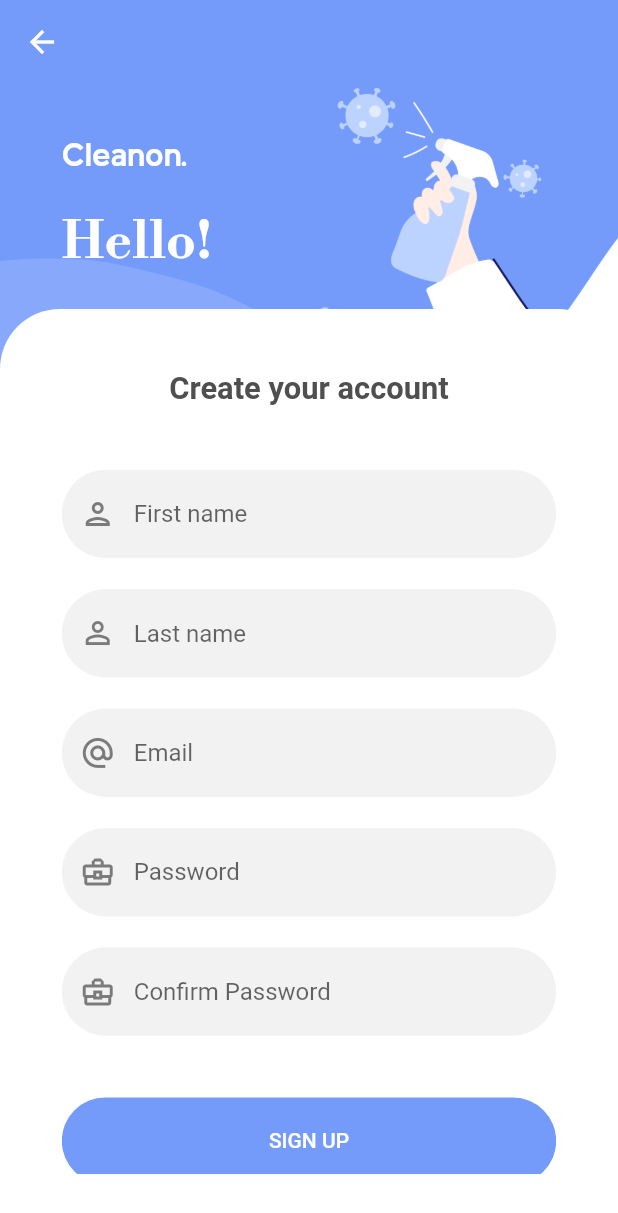
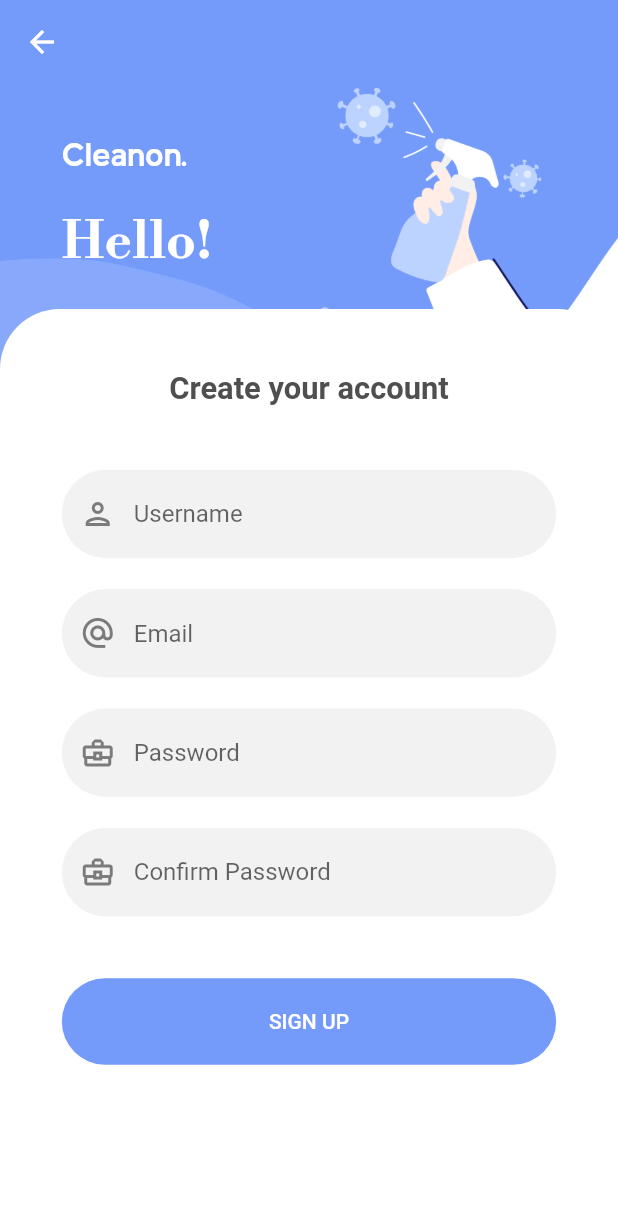
Before and after one commit to mrlim0802/flutter-cleaner-service, a Flutter app: the RegisterPage screen opened directly, on a phone screen of 412 x 824 dp. Shown: the top 1213 px of the screen. Run offline on Flutter 3.47's test engine with Material 2 defaults, Android fonts, the light colour scheme and no system bars; our stand-ins replace carousel_slider, cloud_firestore, equatable, firebase_auth, firebase_core, flutter_spinkit and 6 more; missing offline and left inert: geocoder; accounts and stored records are empty; network calls fail.

Commit message:
set displayName

```diff
--- a/lib/model/Users.dart
+++ b/lib/model/Users.dart
@@ -1,20 +1,22 @@
 // ignore_for_file: file_names
 
 class UserID {
-
   String uid;
 
-  UserID({ required this.uid });
-
+  UserID({required this.uid});
 }
 
-class Users{
+class Users {
   String uid;
-  String firstName;
-  String lastName;
+  String displayName;
   String email;
   String password;
   String confirmPassword;
-  Users({required this.uid,required this.firstName,required this.lastName,required this.email, required this.password, required this.confirmPassword});
+  Users(
+      {required this.uid,
+      required this.displayName,
+      required this.email,
+      required this.password,
+      required this.confirmPassword});
 }
 // required this.uid
--- a/lib/pages/register.dart
+++ b/lib/pages/register.dart
@@ -27,18 +27,11 @@ class RegisterPage extends StatefulWidget {
 class _RegisterPageState extends State<RegisterPage> {
   final formKey = GlobalKey<FormState>();
   Users users = Users(
-      uid: '',
-      firstName: '',
-      lastName: '',
-      email: '',
-      password: '',
-      confirmPassword: '');
+      uid: '', displayName: '', email: '', password: '', confirmPassword: '');
 
-  Future storeUserAccount(
-      String firstName, String lastName, String email) async {
+  Future storeUserAccount(String displayName, String email) async {
     await FirebaseFirestore.instance.collection('user_accounts').add({
-      'first_name': firstName,
-      'last_name': lastName,
+      'username': displayName,
       'email': email,
     });
   }
@@ -60,7 +53,6 @@ class _RegisterPageState extends State<RegisterPage> {
         }
         if (snapshot.connectionState == ConnectionState.done) {
           return Scaffold(
-
             extendBodyBehindAppBar: true,
             backgroundColor: primary,
             // resizeToAvoidBottomInset: false,
@@ -156,7 +148,6 @@ class _RegisterPageState extends State<RegisterPage> {
 
                         // form
                         SizedBox(
-
                           child: Form(
                               key: formKey,
                               child: SingleChildScrollView(
@@ -164,7 +155,7 @@ class _RegisterPageState extends State<RegisterPage> {
                                   mainAxisAlignment:
                                       MainAxisAlignment.spaceBetween,
                                   children: [
-                                    // first name form
+                                    // username form
                                     TextFormField(
                                       keyboardType: TextInputType.name,
                                       validator: MultiValidator([
@@ -172,8 +163,8 @@ class _RegisterPageState extends State<RegisterPage> {
                                             errorText:
                                                 'You must enter your first name.')
                                       ]),
-                                      onSaved: (String? firstName) {
-                                        users.firstName = firstName!;
+                                      onSaved: (String? displayName) {
+                                        users.displayName = displayName!;
                                       },
                                       style: TextStyle(color: greyPrimary),
                                       decoration: const InputDecoration(
@@ -187,7 +178,7 @@ class _RegisterPageState extends State<RegisterPage> {
                                                   color: Colors.transparent),
                                               borderRadius: BorderRadius.all(
                                                   Radius.circular(30))),
-                                          hintText: 'First name',
+                                          hintText: 'Username',
                                           prefixIcon: Icon(
                                             Icons.person_outlined,
                                             color: Color.fromRGBO(
@@ -197,44 +188,42 @@ class _RegisterPageState extends State<RegisterPage> {
                                               192, 192, 192, 0.20),
                                           filled: true),
                                     ),
-                                    // end first name form
+                                    // end username form
 
-                                    SizedBox(height: 15.sp),
-
-                                    // last name form
-                                    TextFormField(
-                                      keyboardType: TextInputType.name,
-                                      validator: MultiValidator([
-                                        RequiredValidator(
-                                            errorText:
-                                                'You must enter your Last name.')
-                                      ]),
-                                      onSaved: (String? lastName) {
-                                        users.lastName = lastName!;
-                                      },
-                                      style: TextStyle(color: greyPrimary),
-                                      decoration: const InputDecoration(
-                                          enabledBorder: OutlineInputBorder(
-                                              borderSide: BorderSide(
-                                                  color: Colors.transparent),
-                                              borderRadius: BorderRadius.all(
-                                                  Radius.circular(30))),
-                                          focusedBorder: OutlineInputBorder(
-                                              borderSide: BorderSide(
-                                                  color: Colors.transparent),
-                                              borderRadius: BorderRadius.all(
-                                                  Radius.circular(30))),
-                                          hintText: 'Last name',
-                                          prefixIcon: Icon(
-                                            Icons.person_outline,
-                                            color: Color.fromRGBO(
-                                                123, 123, 123, 1),
-                                          ),
-                                          fillColor: Color.fromRGBO(
-                                              192, 192, 192, 0.20),
-                                          filled: true),
-                                    ),
-                                    // end last name form
+                                    // // last name form
+                                    // TextFormField(
+                                    //   keyboardType: TextInputType.name,
+                                    //   validator: MultiValidator([
+                                    //     RequiredValidator(
+                                    //         errorText:
+                                    //             'You must enter your Last name.')
+                                    //   ]),
+                                    //   onSaved: (String? lastName) {
+                                    //     users.lastName = lastName!;
+                                    //   },
+                                    //   style: TextStyle(color: greyPrimary),
+                                    //   decoration: const InputDecoration(
+                                    //       enabledBorder: OutlineInputBorder(
+                                    //           borderSide: BorderSide(
+                                    //               color: Colors.transparent),
+                                    //           borderRadius: BorderRadius.all(
+                                    //               Radius.circular(30))),
+                                    //       focusedBorder: OutlineInputBorder(
+                                    //           borderSide: BorderSide(
+                                    //               color: Colors.transparent),
+                                    //           borderRadius: BorderRadius.all(
+                                    //               Radius.circular(30))),
+                                    //       hintText: 'Last name',
+                                    //       prefixIcon: Icon(
+                                    //         Icons.person_outline,
+                                    //         color: Color.fromRGBO(
+                                    //             123, 123, 123, 1),
+                                    //       ),
+                                    //       fillColor: Color.fromRGBO(
+                                    //           192, 192, 192, 0.20),
+                                    //       filled: true),
+                                    // ),
+                                    // // end last name form
 
                                     SizedBox(height: 15.sp),
 
@@ -378,14 +367,15 @@ class _RegisterPageState extends State<RegisterPage> {
                                         Fluttertoast.showToast(
                                             msg: '${notify}',
                                             gravity: ToastGravity.TOP);
+
                                         await FirebaseAuth.instance
                                             .createUserWithEmailAndPassword(
-                                                email: users.email,
-                                                password: users.password)
+                                              email: users.email,
+                                              password: users.password,
+                                            )
                                             .then((value) => {
                                                   storeUserAccount(
-                                                    users.firstName,
-                                                    users.lastName,
+                                                    users.displayName,
                                                     users.email,
                                                   ),
                                                   formKey.currentState?.reset(),
@@ -400,6 +390,9 @@ class _RegisterPageState extends State<RegisterPage> {
                                                     return WelcomePage();
                                                   }))
                                                 });
+                                        await FirebaseAuth.instance.currentUser
+                                            ?.updateDisplayName(
+                                                users.displayName);
                                       } else {
                                         Fluttertoast.showToast(
                                             msg:
--- a/lib/shared/NavigationBar.dart
+++ b/lib/shared/NavigationBar.dart
@@ -39,7 +39,7 @@ class _NavigationBarBtnState extends State<NavigationBarBtn> {
           ),
           BottomNavigationBarItem(
             icon: Icon(Icons.table_chart_outlined),
-            label: 'Booking',
+            label: 'Bookings',
           ),
           BottomNavigationBarItem(
             icon: Icon(Icons.person_outline),
--- a/lib/wrapper.dart
+++ b/lib/wrapper.dart
@@ -7,13 +7,15 @@ import 'package:home_cleaning_service_app/pages/HomePage.dart';
 import 'package:home_cleaning_service_app/pages/LocationPage.dart';
 import 'package:home_cleaning_service_app/pages/MapLocationPage.dart';
 import 'package:home_cleaning_service_app/pages/Reserve.dart';
+import 'package:home_cleaning_service_app/pages/SplashScreen.dart';
 import 'package:home_cleaning_service_app/pages/welcome.dart';
+import 'package:home_cleaning_service_app/shared/NavigationBar.dart';
 
 class Wrapper extends StatelessWidget {
   const Wrapper({Key? key}) : super(key: key);
 
   @override
   Widget build(BuildContext context) {
-    return LocationPage();
+    return SplashScreen();
   }
 }
```
Also changed, not shown: lib/pages/HomePage.dart (+17 -6 lines), lib/pages/LocationPage.dart (+36 -29 lines), lib/pages/MapLocationPage.dart (+11 -2 lines), lib/pages/ProfilePage.dart (+27 -20 lines), lib/pages/login.dart (+1 -6 lines), 1 other file.
